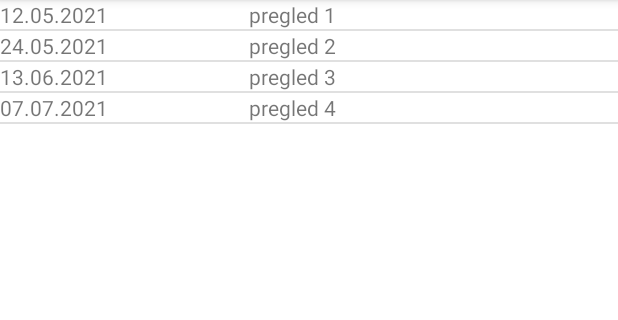
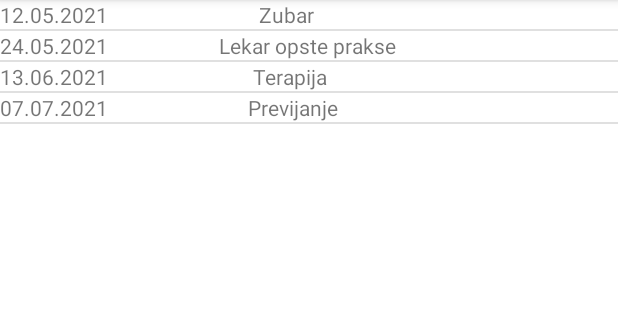
Before and after one commit to AleksaHeler/SmartHospital, an Android app: the screen it shows after launch (LoginActivity), after a tap on "PRIJAVA", on a phone screen of 412 x 824 dp, the part 84-404 px from its top. Run offline under Robolectric (Android 15) with nearby library versions, the phone set to English and light mode, and no system bars; 2 other taps on this screen came first.

Commit message:
Added comments

```diff
--- a/app/src/main/java/aleksa/heler/smarthospital/LoginActivity.java
+++ b/app/src/main/java/aleksa/heler/smarthospital/LoginActivity.java
@@ -17,8 +17,10 @@ public class LoginActivity extends AppCompatActivity {
         super.onCreate(savedInstanceState);
         setContentView(R.layout.activity_login);
 
+        // Korisnicko ime je prosledjeno kao dodatni parametar
         String username = getIntent().getExtras().getString("username");
 
+        // Na osnovu korisnickog imena se prikaze jedan od fragmenata (user/admin)
         if(username.equals("admin")) {
             adminFragment = AdminFragment.newInstance();
 
--- a/app/src/main/java/aleksa/heler/smarthospital/classes/Appointment.java
+++ b/app/src/main/java/aleksa/heler/smarthospital/classes/Appointment.java
@@ -1,31 +1,32 @@
 package aleksa.heler.smarthospital.classes;
 
+// Describes an appointment. Has ID that is same as the user to which it is linked
 public class Appointment {
     private String id;
     private String date;
     private String text;
 
-    public Appointment(String date, String text) {
+    // Constructor
+    public Appointment(String id, String date, String text) {
+        this.id = id;
         this.date = date;
         this.text = text;
     }
 
+    // Getters
     public String getId() { return id; }
-
     public String getDate() {
         return date;
     }
-
     public String getText() {
         return text;
     }
 
+    // Setters
     public void setId(String id) { this.id = id; }
-
     public void setDate(String date) {
         this.date = date;
     }
-
     public void setText(String text) {
         this.text = text;
     }
--- a/app/src/main/java/aleksa/heler/smarthospital/fragments/UserFragment.java
+++ b/app/src/main/java/aleksa/heler/smarthospital/fragments/UserFragment.java
@@ -14,33 +14,18 @@ import aleksa.heler.smarthospital.R;
 import aleksa.heler.smarthospital.listadapters.UserListAdapter;
 import aleksa.heler.smarthospital.classes.Appointment;
 
-/**
- * A simple {@link Fragment} subclass.
- * Use the {@link UserFragment#newInstance} factory method to
- * create an instance of this fragment.
- */
 public class UserFragment extends Fragment {
-
-    // the fragment initialization parameters, e.g. ARG_ITEM_NUMBER
-    private static final String ARG_PARAM1 = "username";
 
     private String username;
 
-    public UserFragment() {
-        // Required empty public constructor
-    }
+    // Required empty public constructor
+    public UserFragment() { }
 
-    /**
-     * Use this factory method to create a new instance of
-     * this fragment using the provided parameters.
-     *
-     * @param username Username.
-     * @return A new instance of fragment UserFragment.
-     */
+    // Use this factory method to create a new instance of this fragment using the provided parameters
     public static UserFragment newInstance(String username) {
         UserFragment fragment = new UserFragment();
         Bundle args = new Bundle();
-        args.putString(ARG_PARAM1, username);
+        args.putString("username", username);
         fragment.setArguments(args);
         return fragment;
     }
@@ -49,7 +34,7 @@ public class UserFragment extends Fragment {
     public void onCreate(Bundle savedInstanceState) {
         super.onCreate(savedInstanceState);
         if (getArguments() != null) {
-            username = getArguments().getString(ARG_PARAM1);
+            username = getArguments().getString("username");
         }
     }
 
@@ -59,19 +44,16 @@ public class UserFragment extends Fragment {
         // Inflate the layout for this fragment
         View v = inflater.inflate(R.layout.fragment_user, container, false);
 
-        //TextView tv = v.findViewById(R.id.hello_blank_fragment);
-        //tv.setText(username);
-
         UserListAdapter adapter = new UserListAdapter(this.getContext());
 
         /* TODO:
         * Dodati elemente na osnovu podataka iz tabele "appointment"
         * Obratiti paznju da se prikazu samo oni pregledi koji imaju ID isti kao korisnik
         */
-        adapter.addElement(new Appointment("12.05.2021", "pregled 1"));
-        adapter.addElement(new Appointment("24.05.2021", "pregled 2"));
-        adapter.addElement(new Appointment("13.06.2021", "pregled 3"));
-        adapter.addElement(new Appointment("07.07.2021", "pregled 4"));
+        adapter.addElement(new Appointment("0","12.05.2021", "Zubar"));
+        adapter.addElement(new Appointment("0","24.05.2021", "Lekar opste prakse"));
+        adapter.addElement(new Appointment("0","13.06.2021", "Terapija"));
+        adapter.addElement(new Appointment("0","07.07.2021", "Previjanje"));
 
         ListView listView = v.findViewById(R.id.list);
         TextView textView = v.findViewById(R.id.emptyView);
--- a/app/src/main/java/aleksa/heler/smarthospital/helpers/HttpHelper.java
+++ b/app/src/main/java/aleksa/heler/smarthospital/helpers/HttpHelper.java
@@ -107,6 +107,7 @@ public class HttpHelper {
         return responseCode;
     }
 
+    /*HTTP post and get json as response*/
     public JSONObject getJSONObjectFromPostURL(String urlString) throws IOException, JSONException {
         HttpURLConnection urlConnection = null;
         java.net.URL url = new URL(urlString);
--- a/app/src/main/res/layout/activity_main.xml
+++ b/app/src/main/res/layout/activity_main.xml
@@ -34,6 +34,7 @@
         android:layout_margin="20dp"
         android:text="@string/register_button"
         android:id="@+id/register_button"/>
+
     <Button
         android:layout_width="match_parent"
         android:layout_height="wrap_content"
@@ -64,4 +65,5 @@
         android:id="@+id/login_submit_button"
         android:text="@string/login_submit_button"/>
 
+
 </LinearLayout>
```
Also changed, not shown: app/src/main/java/aleksa/heler/smarthospital/DeviceActivity.java (+5 -5 lines), app/src/main/java/aleksa/heler/smarthospital/MainActivity.java (+6 -2 lines), app/src/main/java/aleksa/heler/smarthospital/classes/SmartDevice.java (+12 -15 lines), app/src/main/java/aleksa/heler/smarthospital/classes/User.java (+4 -10 lines), app/src/main/java/aleksa/heler/smarthospital/fragments/AdminFragment.java (+3 -13 lines), app/src/main/res/layout/activity_device.xml (+16 -8 lines).
